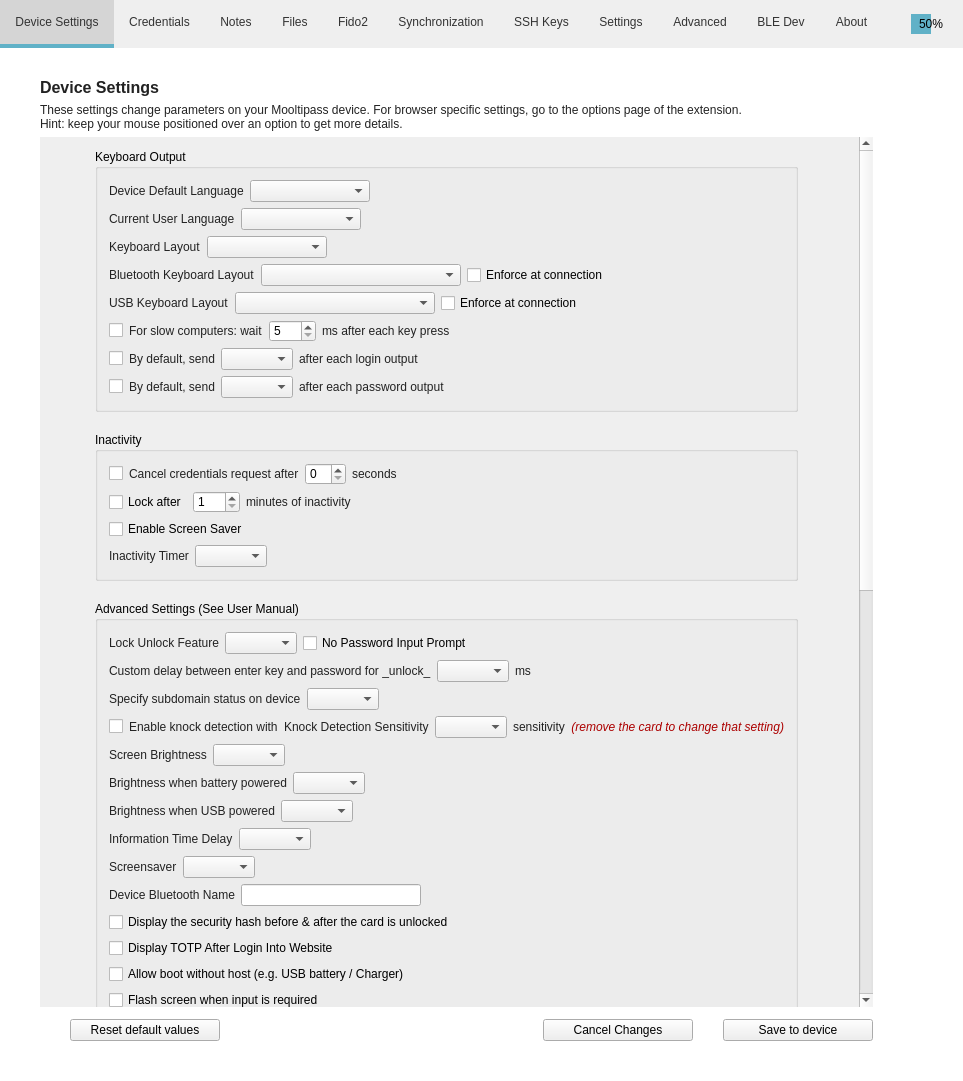
Above: src/MainWindow.ui from mooltipass/moolticute before the change. Below: the same form after it.
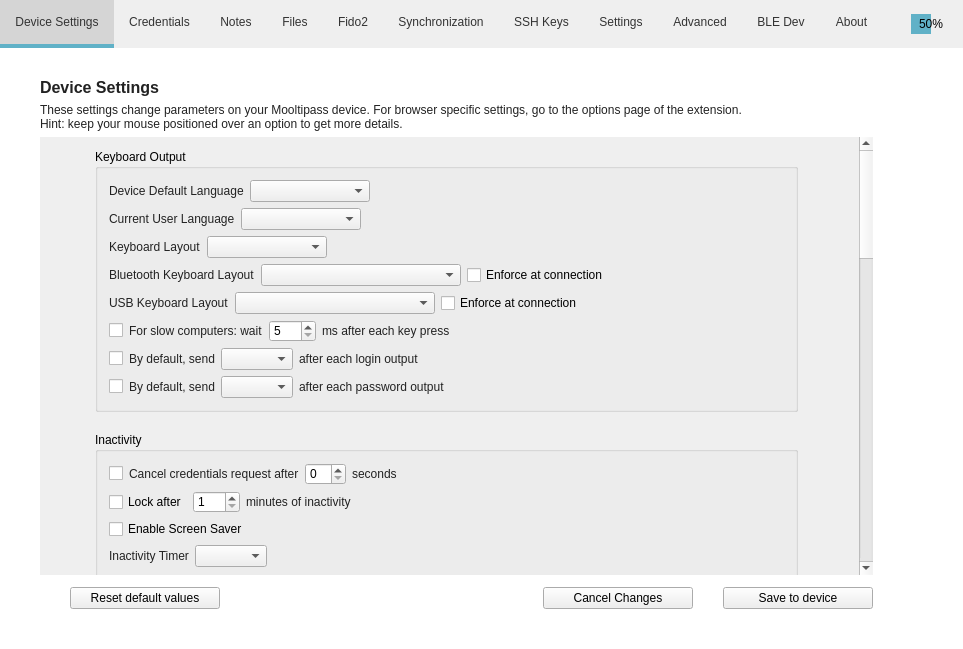
That is the form after the change. The open tabs and pages were chosen to show the change. Icons and pictures are not drawn. Custom widgets are drawn as their Qt base class.

Commit message: MainWindow: Revert accidentally changed sizes

```diff
--- a/src/MainWindow.ui
+++ b/src/MainWindow.ui
@@ -7,7 +7,7 @@
     <x>0</x>
     <y>0</y>
     <width>946</width>
-    <height>1081</height>
+    <height>632</height>
    </rect>
   </property>
   <property name="sizePolicy">
@@ -576,8 +576,8 @@
             <rect>
              <x>0</x>
              <y>0</y>
-             <width>932</width>
-             <height>1832</height>
+             <width>770</width>
+             <height>882</height>
             </rect>
            </property>
            <layout class="QVBoxLayout" name="verticalLayout_2">
```
